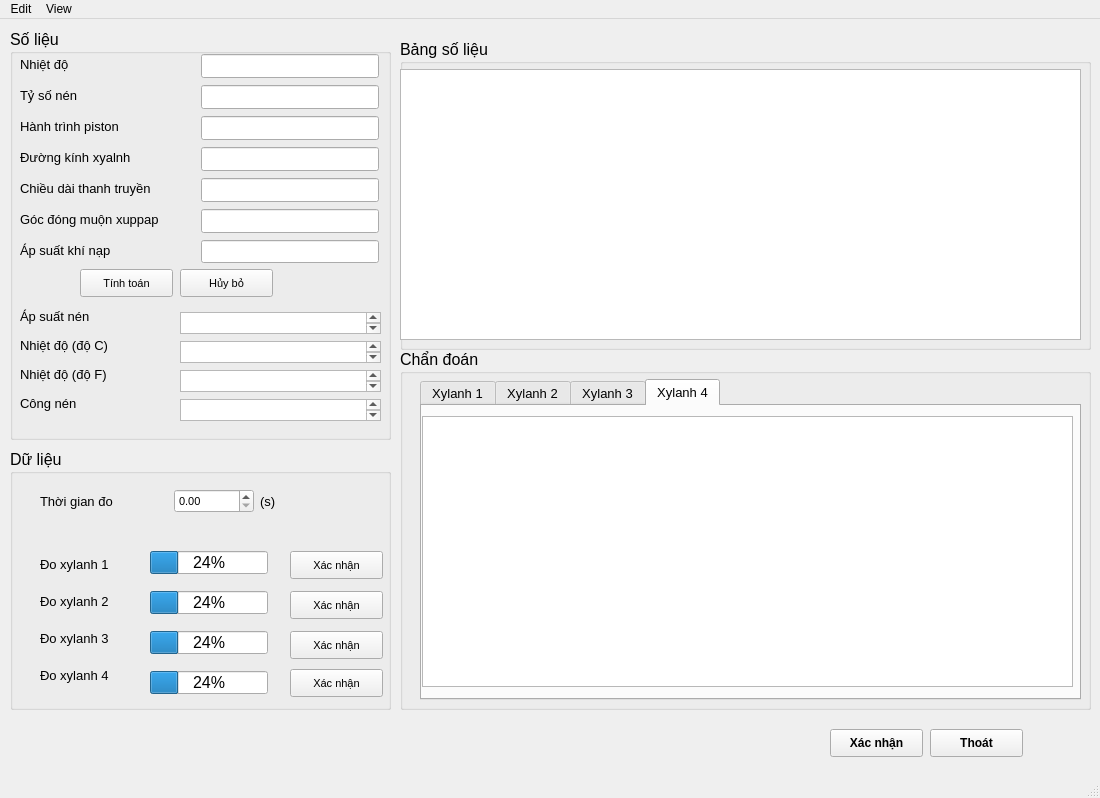
Vuchauduytung/LuanVan, file GUI/GUImain.ui: the form before one commit.
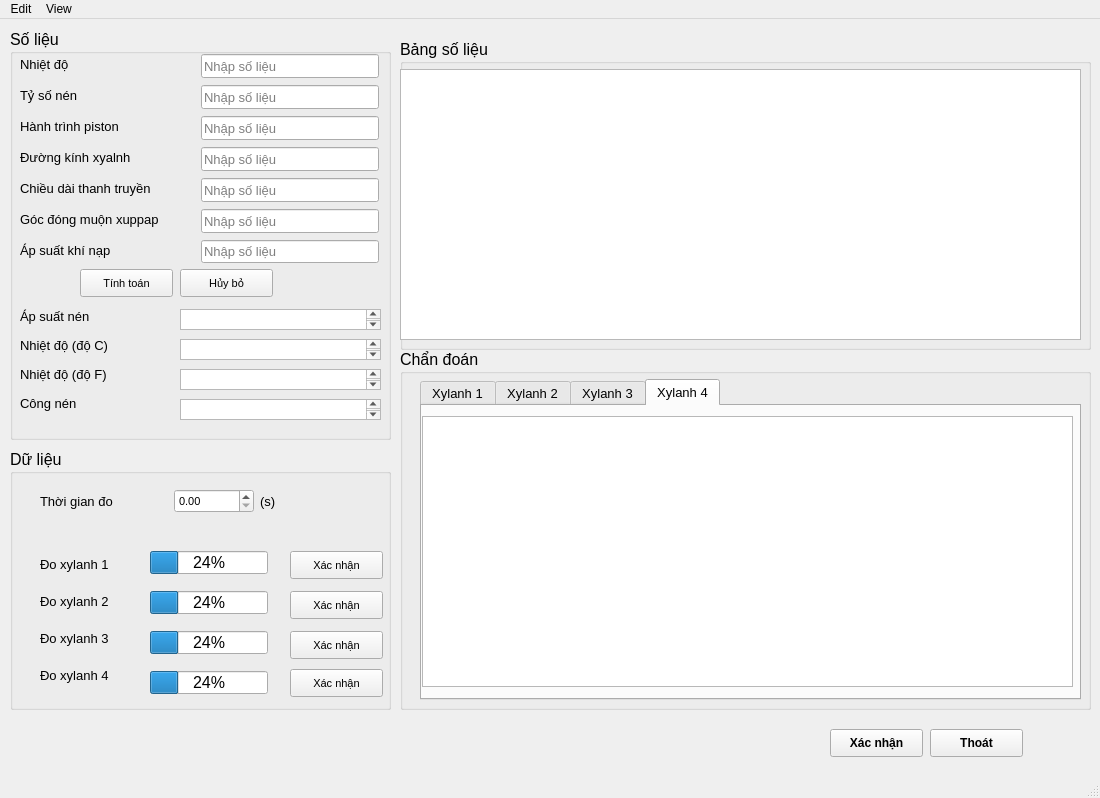
The form after the commit. The open tabs and pages were chosen to show the change.

Commit message: GUImai.ui sứa

Diff of the .ui file:
```diff
--- a/GUI/GUImain.ui
+++ b/GUI/GUImain.ui
@@ -45,6 +45,9 @@
        <pointsize>10</pointsize>
       </font>
      </property>
+     <property name="placeholderText">
+      <string>Nhập số liệu</string>
+     </property>
     </widget>
     <widget class="QLabel" name="label_piston_jour">
      <property name="geometry">
@@ -96,6 +99,9 @@
        <pointsize>10</pointsize>
       </font>
      </property>
+     <property name="placeholderText">
+      <string>Nhập số liệu</string>
+     </property>
     </widget>
     <widget class="QLabel" name="label_cyl_dm">
      <property name="geometry">
@@ -129,6 +135,9 @@
        <pointsize>10</pointsize>
       </font>
      </property>
+     <property name="placeholderText">
+      <string>Nhập số liệu</string>
+     </property>
     </widget>
     <widget class="QLineEdit" name="l_extTem">
      <property name="geometry">
@@ -144,6 +153,9 @@
        <pointsize>10</pointsize>
       </font>
      </property>
+     <property name="placeholderText">
+      <string>Nhập số liệu</string>
+     </property>
     </widget>
     <widget class="QLineEdit" name="l_piston_jour">
      <property name="geometry">
@@ -159,6 +171,9 @@
        <pointsize>10</pointsize>
       </font>
      </property>
+     <property name="placeholderText">
+      <string>Nhập số liệu</string>
+     </property>
     </widget>
     <widget class="QLineEdit" name="l_rod_len">
      <property name="geometry">
@@ -174,6 +189,9 @@
        <pointsize>10</pointsize>
       </font>
      </property>
+     <property name="placeholderText">
+      <string>Nhập số liệu</string>
+     </property>
     </widget>
     <widget class="QLabel" name="label_extTem">
      <property name="geometry">
@@ -243,6 +261,9 @@
        <pointsize>10</pointsize>
       </font>
      </property>
+     <property name="placeholderText">
+      <string>Nhập số liệu</string>
+     </property>
     </widget>
     <widget class="QLabel" name="label_xup_cor">
      <property name="geometry">
@@ -316,16 +337,6 @@
       <string>Nhiệt độ (độ F)</string>
      </property>
     </widget>
-    <widget class="QTextBrowser" name="t_watt">
-     <property name="geometry">
-      <rect>
-       <x>170</x>
-       <y>370</y>
-       <width>201</width>
-       <height>22</height>
-      </rect>
-     </property>
-    </widget>
     <widget class="QLabel" name="label_Compression">
      <property name="geometry">
       <rect>
@@ -362,26 +373,6 @@
       <string>Nhiệt độ (độ C)</string>
      </property>
     </widget>
-    <widget class="QTextBrowser" name="t_Comp_temp_C">
-     <property name="geometry">
-      <rect>
-       <x>170</x>
-       <y>312</y>
-       <width>201</width>
-       <height>22</height>
-      </rect>
-     </property>
-    </widget>
-    <widget class="QTextBrowser" name="t_Comp_temp_F">
-     <property name="geometry">
-      <rect>
-       <x>170</x>
-       <y>341</y>
-       <width>201</width>
-       <height>22</height>
-      </rect>
-     </property>
-    </widget>
     <widget class="QLabel" name="label_watt">
      <property name="geometry">
       <rect>
@@ -400,13 +391,43 @@
       <string>Công nén</string>
      </property>
     </widget>
-    <widget class="QTextBrowser" name="t_Compression">
+    <widget class="QTextEdit" name="TE_Compression">
      <property name="geometry">
       <rect>
        <x>170</x>
-       <y>283</y>
+       <y>280</y>
        <width>201</width>
-       <height>22</height>
+       <height>21</height>
+      </rect>
+     </property>
+    </widget>
+    <widget class="QTextEdit" name="TE_Comp_temp_C">
+     <property name="geometry">
+      <rect>
+       <x>170</x>
+       <y>310</y>
+       <width>201</width>
+       <height>21</height>
+      </rect>
+     </property>
+    </widget>
+    <widget class="QTextEdit" name="TE_Comp_temp_F">
+     <property name="geometry">
+      <rect>
+       <x>170</x>
+       <y>340</y>
+       <width>201</width>
+       <height>21</height>
+      </rect>
+     </property>
+    </widget>
+    <widget class="QTextEdit" name="TE_watt">
+     <property name="geometry">
+      <rect>
+       <x>170</x>
+       <y>370</y>
+       <width>201</width>
+       <height>21</height>
       </rect>
      </property>
     </widget>
```
Left out of the diff: 70 changed lines with no effect on the pictures.
